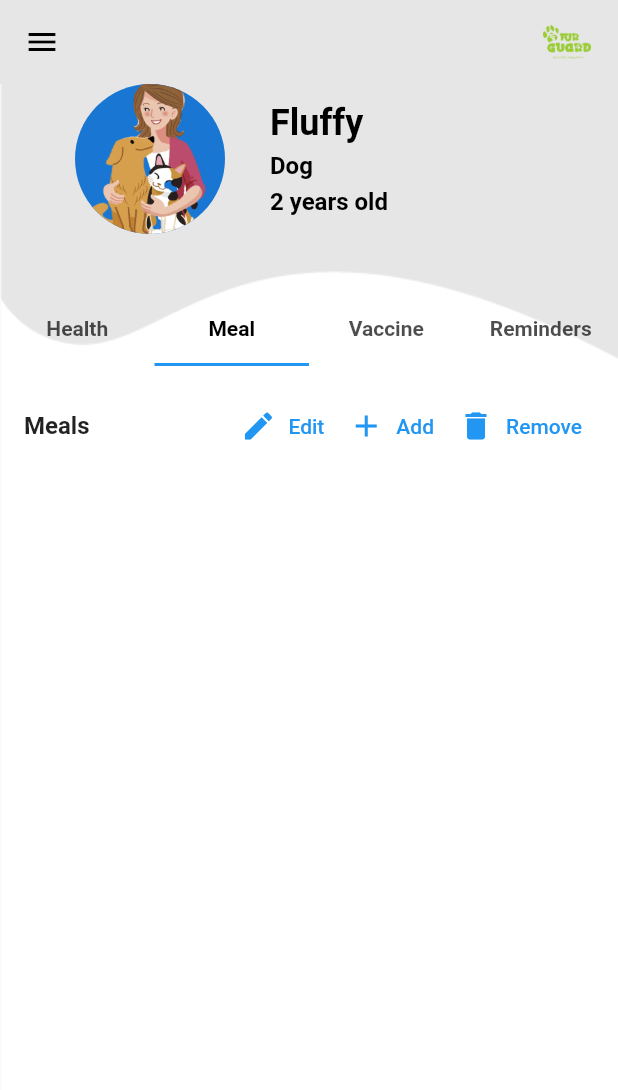
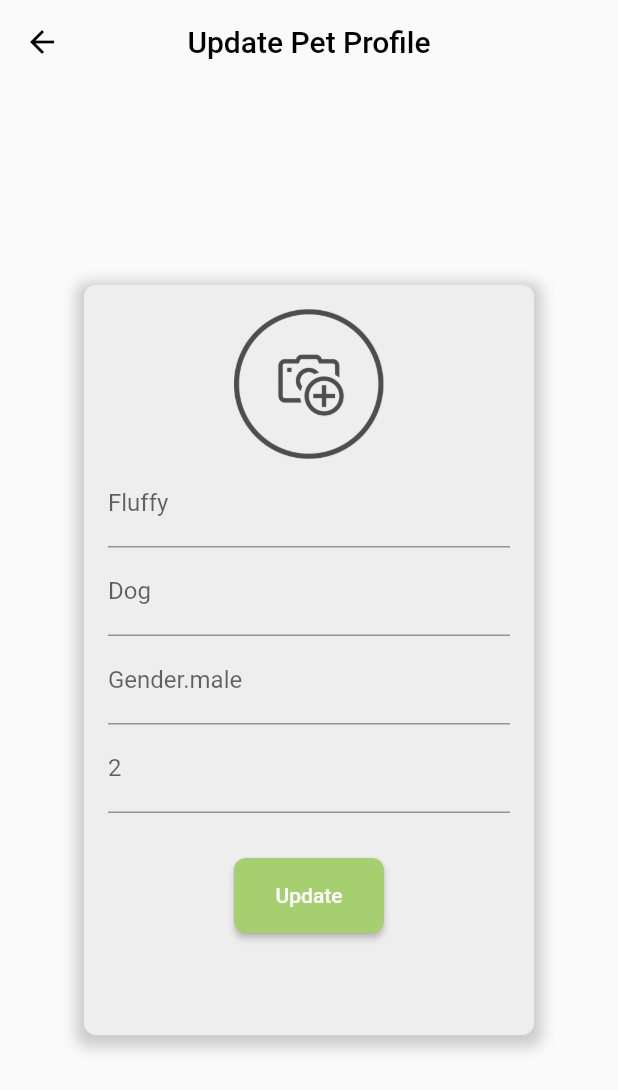
Before and after one commit to Dewchathu/petApp, a Flutter app: the PetProfilePage screen opened directly with sample values from the repository, tab 2 chosen, after a tap on "Edit", on a phone screen of 412 x 824 dp. Shown: the top 1090 px of the screen. Run offline on Flutter 3.47's test engine with Material 2 defaults, Android fonts, the phone set to English and light mode, and no system bars.

Commit message:
update 1.5

```diff
--- a/lib/screens/data.dart
+++ b/lib/screens/data.dart
@@ -29,9 +29,9 @@ class Profile {
    String username;
    String email;
    String mobile;
-  final String road;
-  final String city;
-  final String province;
+  late final String road;
+  late final String city;
+  late final String province;
   final String password;  // Add this line to include the password
 
   Profile({
@@ -110,11 +110,13 @@ class Reminder {
   final String reminderName;
   final String time;
   final String date;
+  final String notes;
 
   Reminder({
     required this.reminderName,
     required this.time,
     required this.date,
+    required this.notes,
   });
 }
 // Sample medications
@@ -139,11 +141,11 @@ final List<Meal> sampleMeals = [
 // Sample vaccinations
 final List<Vaccination> sampleVaccinations = [
   Vaccination(vaccineName: 'Vaccine 1', dose: '1st Dose', date: '2023-10-15'),
-  Vaccination(vaccineName: 'Vaccine 2', dose: '2nd Dose', date: '2023-11-15'),
+  Vaccination(vaccineName: 'Vaccine 2', dose: '2nd Dose', date: '2023-11-30'),
 ];
 
 // Sample reminders
 final List<Reminder> sampleReminders = [
-  Reminder(reminderName: 'Walk', time: '08:00 AM', date: '2023-10-16'),
-  Reminder(reminderName: 'Grooming', time: '03:00 PM', date: '2023-10-18'),
+  Reminder(reminderName: 'Walk', time: '08:00 AM', date: '2023-10-16',notes: '1 Level'),
+  Reminder(reminderName: 'Grooming', time: '03:00 PM', date: 'Daily',notes: ''),
 ];
--- /dev/null
+++ b/lib/screens/update_petProfile.dart
@@ -0,0 +1,137 @@
+import 'package:flutter/material.dart';
+import 'package:my_new_project/screens/data.dart';
+
+class UpdatePetProfilePage extends StatelessWidget {
+  final PetData petData;
+  const UpdatePetProfilePage({Key? key, required this.petData});
+
+  @override
+  Widget build(BuildContext context) {
+    return MaterialApp(
+      home: Scaffold(
+        appBar: AppBar(
+          backgroundColor: Colors.transparent,
+          iconTheme: const IconThemeData(color: Colors.black),
+          elevation: 0,
+          title: const Text(
+            'Update Pet Profile',
+            style: TextStyle(
+              color: Colors.black,
+            ),
+          ),
+          centerTitle: true,
+          leading: IconButton(
+            icon: const Icon(Icons.arrow_back),
+            color: Colors.black,
+            onPressed: () {
+              Navigator.pop(context);
+            },
+          ),
+        ),
+        body: Padding(
+          padding: const EdgeInsets.all(16.0),
+          child: PetForm(petData: petData), // Pass petData to PetForm
+        ),
+      ),
+    );
+  }
+}
+
+class PetForm extends StatefulWidget {
+  final PetData petData; // Declare petData as a parameter
+
+  PetForm({required this.petData}); // Constructor to receive petData
+
+  @override
+  createState() => _PetFormState();
+}
+
+class _PetFormState extends State<PetForm> {
+  late final PetData petData;
+
+  @override
+  void initState() {
+    super.initState();
+    petData = widget.petData; // Initialize petData in initState
+  }
+
+  @override
+  Widget build(BuildContext context) => Scaffold(
+    body: Center(
+      child: SingleChildScrollView(
+        child: Container(
+          width: 300,
+          height: 500,
+          padding: const EdgeInsets.all(16.0),
+          decoration: BoxDecoration(
+            color: Colors.grey[200],
+            borderRadius: BorderRadius.circular(8.0),
+            boxShadow: [
+              BoxShadow(
+                color: Colors.grey.withOpacity(0.5),
+                spreadRadius: 5,
+                blurRadius: 7,
+                offset: const Offset(0, 3),
+              ),
+            ],
+          ),
+          child: Form(
+            child: Column(
+              crossAxisAlignment: CrossAxisAlignment.center,
+              children: [
+                Row(
+                  mainAxisAlignment: MainAxisAlignment.center,
+                  children: [
+                    Image.asset(
+                      'assets/images/add_image.png',
+                      width: 100,
+                      height: 100,
+                    ),
+                  ],
+                ),
+                TextFormField(
+                  decoration: InputDecoration(labelText: petData.name),
+                  validator: (value) {
+                    return null;
+                  },
+                ),
+                TextFormField(
+                  decoration: InputDecoration(labelText: petData.variant),
+                  validator: (value) {
+                    return null;
+                  },
+                ),
+                TextFormField(
+                  decoration: InputDecoration(labelText: '${petData.gender}'),
+                  validator: (value) {
+                    return null;
+                  },
+                ),
+                TextFormField(
+                  decoration: InputDecoration(labelText: '${petData.age}'),
+                  validator: (value) {
+                    return null;
+                  },
+                ),
+                const SizedBox(
+                  height: 30,
+                ),
+                ElevatedButton(
+                  style: ElevatedButton.styleFrom(
+                    backgroundColor: const Color(0xFFA6CF6F),
+                    shape: RoundedRectangleBorder(
+                      borderRadius: BorderRadius.circular(8.0),
+                    ),
+                    minimumSize: const Size(100, 50),
+                  ),
+                  onPressed: () {},
+                  child: const Text('Update'),
+                ),
+              ],
+            ),
+          ),
+        ),
+      ),
+    ),
+  );
+}
```
Also changed, not shown: lib/screens/PetProfile.dart (+88 -60 lines), lib/screens/add_petProfile.dart (added, +127 -0 lines), lib/screens/dashboard.dart (+11 -0 lines), lib/screens/profile.dart (+6 -8 lines), lib/screens/update_profile.dart (+28 -4 lines), lib/screens/meal_section.dart (deleted), lib/screens/medication_section.dart (deleted), lib/screens/reminder_section.dart (deleted), lib/screens/vaccine_section.dart (deleted).
